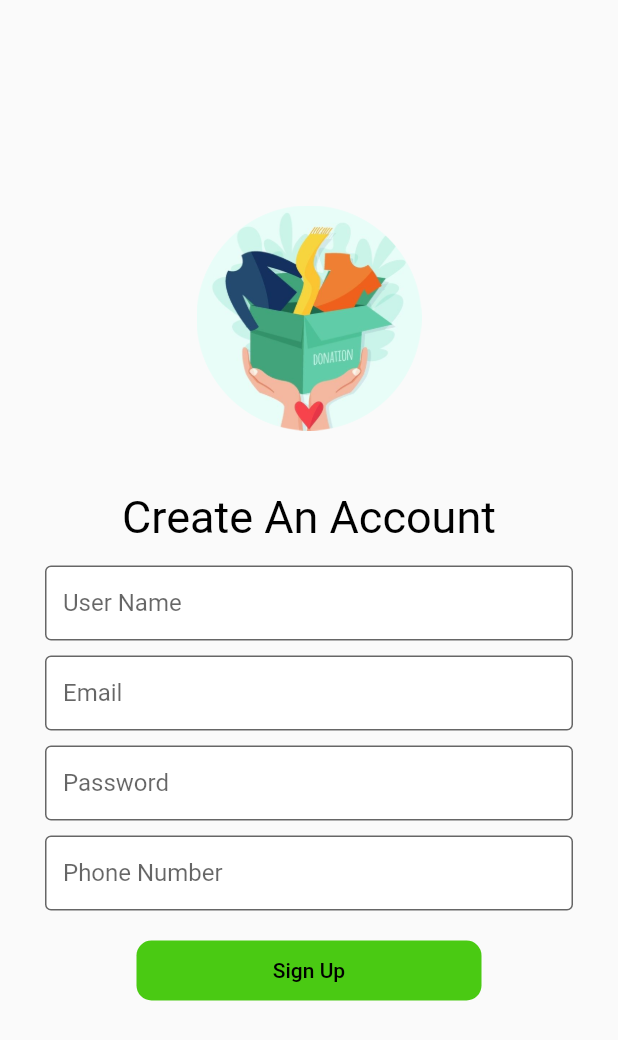
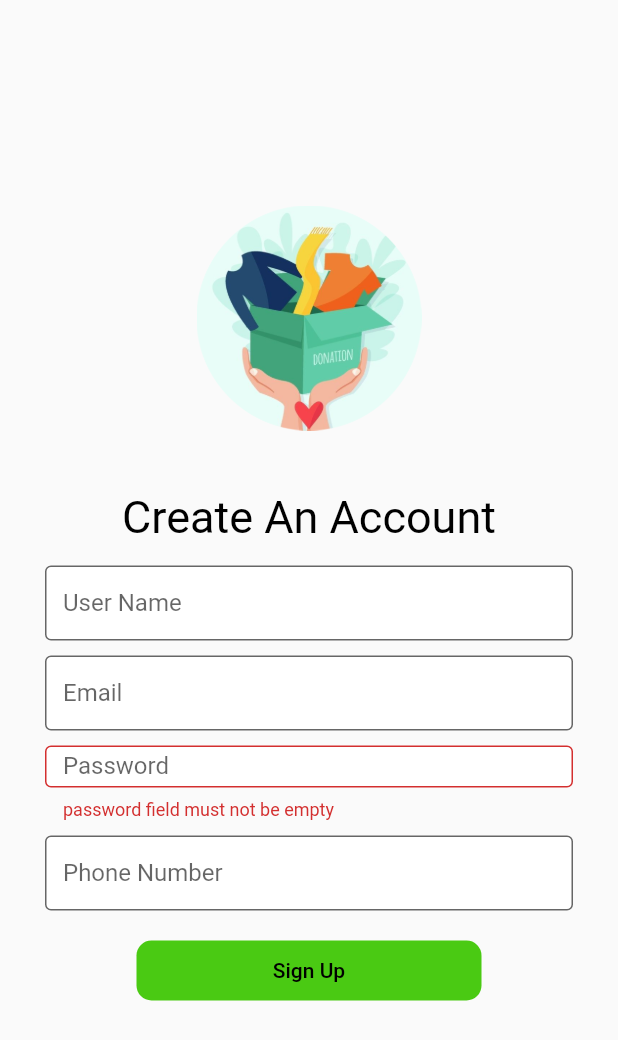
Before and after one commit to abu3athab/amal, a Flutter app: the SignUpTextBox widget shown alone on an empty page, opened directly, on a phone screen of 412 x 824 dp. Shown: the top 1040 px of the screen. Run offline on Flutter 3.47's test engine with Material 2 defaults, Android fonts, the phone set to English and light mode, and no system bars; missing offline and left inert: dart:ffi.

Commit message:
add password validation (without dataBase)

```diff
--- a/lib/log in/logIn.dart
+++ b/lib/log in/logIn.dart
@@ -1,5 +1,4 @@
 import 'dart:ffi';
-
 import 'package:demo2/colors.dart';
 import 'package:demo2/log%20in/loginEmail.dart';
 import 'package:demo2/log%20in/loginPassword.dart';
--- a/lib/sign up/signUpTextBoxes.dart
+++ b/lib/sign up/signUpTextBoxes.dart
@@ -1,29 +1,50 @@
 import 'package:flutter/material.dart';
 import '../colors.dart';
 
-class SignUpTextBox extends StatelessWidget {
+class SignUpTextBox extends StatefulWidget {
+  @override
+  State<SignUpTextBox> createState() => _SignUpTextBoxChild();
+}
+
+class _SignUpTextBoxChild extends State<SignUpTextBox> {
   final userNameController = TextEditingController();
+
   final emailController = TextEditingController();
+
   final phoneNumberController = TextEditingController();
-  final PasswordController = TextEditingController();
+
+  final passwordController = TextEditingController();
+  @override
+  void dispose() {
+    passwordController.dispose();
+    super.dispose();
+  }
+
+  String? get errorText {
+    final pass = passwordController.text;
+    if (pass.isEmpty || pass == null) {
+      return "password field must not be empty";
+    }
+    if (pass.length < 8 || pass.length > 16) {
+      return "password must between 8 and 16 character";
+    }
+    if (!pass.contains(RegExp(r"[a-z]"))) {
+      return "password must contain at least one lower-case letter";
+    }
+    if (!pass.contains(RegExp(r"[A-Z]"))) {
+      return "password must contain at least one upper-case letter";
+    }
+    if (!pass.contains(RegExp(r"[0-9]"))) {
+      return "password must contain at least one number";
+    }
+    if (!pass.contains(RegExp(r'!@#$%^&*?'))) {
+      return "password must contain at least one of these special characters (!@#\$%^&*?)";
+    }
+    return null;
+  }
+
   @override
   Widget build(BuildContext context) {
-    double screenWidth(BuildContext context) =>
-        MediaQuery.of(context).size.width;
-    double screenHeight(BuildContext context) =>
-        MediaQuery.of(context).size.height;
-
-    return Scaffold(body: LayoutBuilder(
-        builder: (BuildContext context, BoxConstraints constraints) {
-      if (constraints.maxWidth > 600) {
-        return _buildWideContainers();
-      } else {
-        return _buildNormalContainer();
-      }
-    }));
-  }
-
-  Widget _buildNormalContainer() {
     return Center(
       child: SingleChildScrollView(
         child: Padding(
@@ -85,11 +106,12 @@ class SignUpTextBox extends StatelessWidget {
                     SizedBox(
                       height: 50,
                       child: TextField(
-                        controller: PasswordController,
-                        decoration: const InputDecoration(
+                        controller: passwordController,
+                        decoration: InputDecoration(
                           filled: true,
                           fillColor: Colors.white,
                           labelText: "Password",
+                          errorText: errorText,
                           border: OutlineInputBorder(),
                         ),
                       ),
@@ -136,69 +158,4 @@ class SignUpTextBox extends StatelessWidget {
       ),
     );
   }
-
-  Widget _buildWideContainers() {
-    return Center(
-      child: SingleChildScrollView(
-        child: Padding(
-            padding: const EdgeInsets.all(30),
-            child: Center(
-              child: SizedBox(
-                child: Column(
-                  children: [
-                    SizedBox(
-                      height: 50,
-                      child: TextField(
-                        controller: userNameController,
-                        decoration: const InputDecoration(
-                          filled: true,
-                          fillColor: Colors.white,
-                          labelText: "User Name",
-                          border: OutlineInputBorder(),
-                        ),
-                      ),
-                    ),
-                    SizedBox(
-                      height: 50,
-                      child: TextField(
-                        controller: userNameController,
-                        decoration: const InputDecoration(
-                          filled: true,
-                          fillColor: Colors.white,
-                          labelText: "Email",
-                          border: OutlineInputBorder(),
-                        ),
-                      ),
-                    ),
-                    SizedBox(
-                      height: 50,
-                      child: TextField(
-                        controller: userNameController,
-                        decoration: const InputDecoration(
-                          filled: true,
-                          fillColor: Colors.white,
-                          labelText: "Password",
-                          border: OutlineInputBorder(),
-                        ),
-                      ),
-                    ),
-                    SizedBox(
-                      height: 50,
-                      child: TextField(
-                        controller: userNameController,
-                        decoration: const InputDecoration(
-                          filled: true,
-                          fillColor: Colors.white,
-                          labelText: "Phone Number",
-                          border: OutlineInputBorder(),
-                        ),
-                      ),
-                    )
-                  ],
-                ),
-              ),
-            )),
-      ),
-    );
-  }
 }
```
